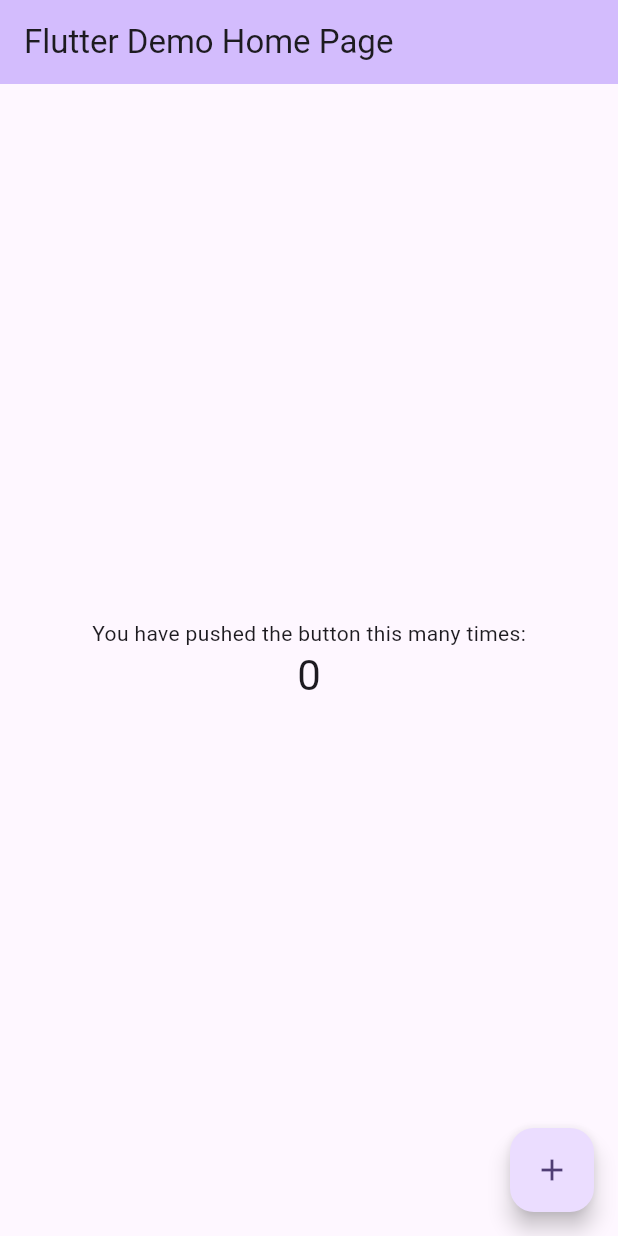
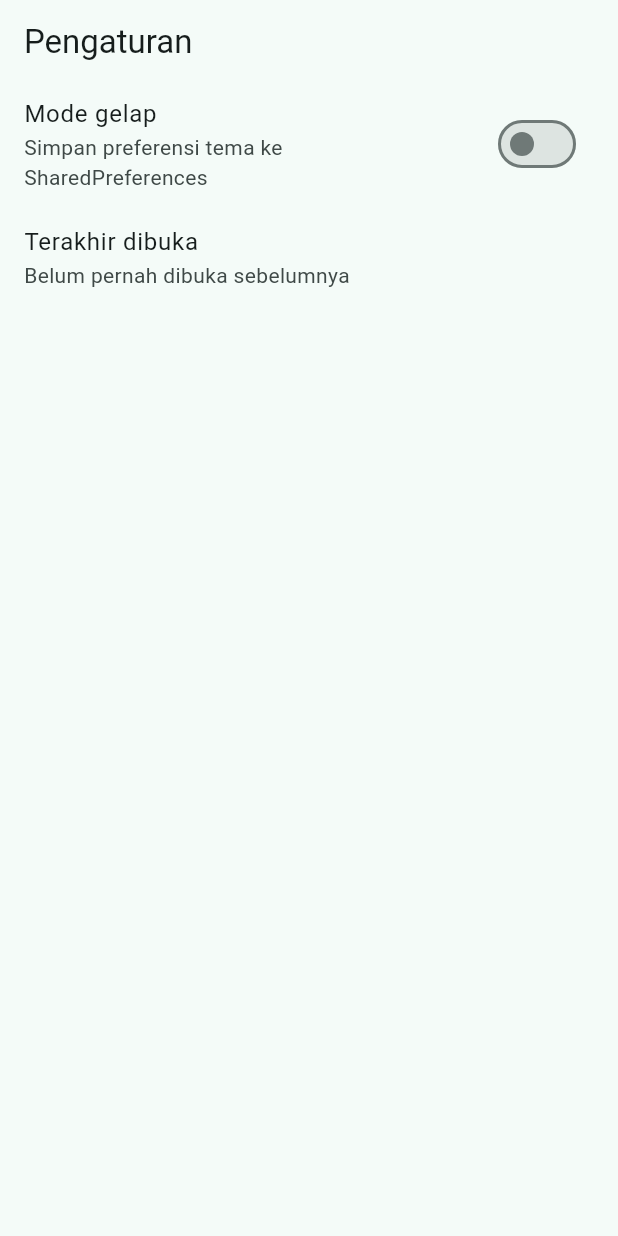
Before and after one commit to laksamanaap/244107020021-mobile-course, a Flutter app: the screen it shows after launch, on a phone screen of 412 x 824 dp. Run offline on Flutter 3.47's test engine with Material 3 defaults, Android fonts, the phone set to English and light mode, and no system bars; our stand-ins replace audioplayers, camera, flutter_map, flutter_riverpod, geolocator, google_fonts and 2 more; missing offline and left inert: gal.

Commit message:
feat(prefs): simpan tema dan waktu terakhir dibuka
Co-authored-by: Cursor <cursoragent@cursor.com>

```diff
--- a/week5_offline_notes/lib/main.dart
+++ b/week5_offline_notes/lib/main.dart
@@ -1,122 +1,47 @@
 import 'package:flutter/material.dart';
+import 'package:flutter_riverpod/flutter_riverpod.dart';
+import 'package:shared_preferences/shared_preferences.dart';
 
-void main() {
-  runApp(const MyApp());
+import 'data/prefs.dart';
+import 'pages/settings_page.dart';
+import 'providers/prefs_providers.dart';
+
+Future<void> main() async {
+  WidgetsFlutterBinding.ensureInitialized();
+  final prefs = await SharedPreferences.getInstance();
+
+  runApp(
+    ProviderScope(
+      overrides: [
+        prefsRepositoryProvider.overrideWithValue(PrefsRepository(prefs)),
+      ],
+      child: const OfflineNotesApp(),
+    ),
+  );
 }
 
-class MyApp extends StatelessWidget {
-  const MyApp({super.key});
+class OfflineNotesApp extends ConsumerWidget {
+  const OfflineNotesApp({super.key});
 
-  // This widget is the root of your application.
   @override
-  Widget build(BuildContext context) {
+  Widget build(BuildContext context, WidgetRef ref) {
+    final darkMode = ref.watch(darkModeProvider);
+
     return MaterialApp(
-      title: 'Flutter Demo',
+      title: 'Week 5 Offline Notes',
       theme: ThemeData(
-        // This is the theme of your application.
-        //
-        // TRY THIS: Try running your application with "flutter run". You'll see
-        // the application has a purple toolbar. Then, without quitting the app,
-        // try changing the seedColor in the colorScheme below to Colors.green
-        // and then invoke "hot reload" (save your changes or press the "hot
-        // reload" button in a Flutter-supported IDE, or press "r" if you used
-        // the command line to start the app).
-        //
-        // Notice that the counter didn't reset back to zero; the application
-        // state is not lost during the reload. To reset the state, use hot
-        // restart instead.
-        //
-        // This works for code too, not just values: Most code changes can be
-        // tested with just a hot reload.
-        colorScheme: .fromSeed(seedColor: Colors.deepPurple),
+        colorScheme: ColorScheme.fromSeed(seedColor: Colors.teal),
+        useMaterial3: true,
       ),
-      home: const MyHomePage(title: 'Flutter Demo Home Page'),
+      darkTheme: ThemeData(
+        colorScheme: ColorScheme.fromSeed(
+          seedColor: Colors.teal,
+          brightness: Brightness.dark,
+        ),
+        useMaterial3: true,
+      ),
+      themeMode: (darkMode.value ?? false) ? ThemeMode.dark : ThemeMode.light,
+      home: const SettingsPage(),
     );
   }
 }
-
-class MyHomePage extends StatefulWidget {
-  const MyHomePage({super.key, required this.title});
-
-  // This widget is the home page of your application. It is stateful, meaning
-  // that it has a State object (defined below) that contains fields that affect
-  // how it looks.
-
-  // This class is the configuration for the state. It holds the values (in this
-  // case the title) provided by the parent (in this case the App widget) and
-  // used by the build method of the State. Fields in a Widget subclass are
-  // always marked "final".
-
-  final String title;
-
-  @override
-  State<MyHomePage> createState() => _MyHomePageState();
-}
-
-class _MyHomePageState extends State<MyHomePage> {
-  int _counter = 0;
-
-  void _incrementCounter() {
-    setState(() {
-      // This call to setState tells the Flutter framework that something has
-      // changed in this State, which causes it to rerun the build method below
-      // so that the display can reflect the updated values. If we changed
-      // _counter without calling setState(), then the build method would not be
-      // called again, and so nothing would appear to happen.
-      _counter++;
-    });
-  }
-
-  @override
-  Widget build(BuildContext context) {
-    // This method is rerun every time setState is called, for instance as done
-    // by the _incrementCounter method above.
-    //
-    // The Flutter framework has been optimized to make rerunning build methods
-    // fast, so that you can just rebuild anything that needs updating rather
-    // than having to individually change instances of widgets.
-    return Scaffold(
-      appBar: AppBar(
-        // TRY THIS: Try changing the color here to a specific color (to
-        // Colors.amber, perhaps?) and trigger a hot reload to see the AppBar
-        // change color while the other colors stay the same.
-        backgroundColor: Theme.of(context).colorScheme.inversePrimary,
-        // Here we take the value from the MyHomePage object that was created by
-        // the App.build method, and use it to set our appbar title.
-        title: Text(widget.title),
-      ),
-      body: Center(
-        // Center is a layout widget. It takes a single child and positions it
-        // in the middle of the parent.
-        child: Column(
-          // Column is also a layout widget. It takes a list of children and
-          // arranges them vertically. By default, it sizes itself to fit its
-          // children horizontally, and tries to be as tall as its parent.
-          //
-          // Column has various properties to control how it sizes itself and
-          // how it positions its children. Here we use mainAxisAlignment to
-          // center the children vertically; the main axis here is the vertical
-          // axis because Columns are vertical (the cross axis would be
-          // horizontal).
-          //
-          // TRY THIS: Invoke "debug painting" (choose the "Toggle Debug Paint"
-          // action in the IDE, or press "p" in the console), to see the
-          // wireframe for each widget.
-          mainAxisAlignment: .center,
-          children: [
-            const Text('You have pushed the button this many times:'),
-            Text(
-              '$_counter',
-              style: Theme.of(context).textTheme.headlineMedium,
-            ),
-          ],
-        ),
-      ),
-      floatingActionButton: FloatingActionButton(
-        onPressed: _incrementCounter,
-        tooltip: 'Increment',
-        child: const Icon(Icons.add),
-      ),
-    );
-  }
-}
--- /dev/null
+++ b/week5_offline_notes/lib/pages/settings_page.dart
@@ -0,0 +1,49 @@
+import 'package:flutter/material.dart';
+import 'package:flutter_riverpod/flutter_riverpod.dart';
+
+import '../providers/prefs_providers.dart';
+
+class SettingsPage extends ConsumerWidget {
+  const SettingsPage({super.key});
+
+  String _formatLastOpened(String? iso) {
+    if (iso == null) return 'Belum pernah dibuka sebelumnya';
+    final dt = DateTime.tryParse(iso);
+    if (dt == null) return iso;
+    return '${dt.day.toString().padLeft(2, '0')}/'
+        '${dt.month.toString().padLeft(2, '0')}/'
+        '${dt.year} '
+        '${dt.hour.toString().padLeft(2, '0')}:'
+        '${dt.minute.toString().padLeft(2, '0')}';
+  }
+
+  @override
+  Widget build(BuildContext context, WidgetRef ref) {
+    final darkMode = ref.watch(darkModeProvider);
+    final lastOpened = ref.watch(lastOpenedProvider);
+
+    return Scaffold(
+      appBar: AppBar(title: const Text('Pengaturan')),
+      body: ListView(
+        children: [
+          SwitchListTile(
+            title: const Text('Mode gelap'),
+            subtitle: const Text('Simpan preferensi tema ke SharedPreferences'),
+            value: darkMode.value ?? false,
+            onChanged: darkMode.isLoading
+                ? null
+                : (_) => ref.read(darkModeProvider.notifier).toggle(),
+          ),
+          ListTile(
+            title: const Text('Terakhir dibuka'),
+            subtitle: lastOpened.when(
+              data: (value) => Text(_formatLastOpened(value)),
+              loading: () => const Text('Memuat...'),
+              error: (e, _) => Text('Gagal: $e'),
+            ),
+          ),
+        ],
+      ),
+    );
+  }
+}
--- /dev/null
+++ b/week5_offline_notes/lib/providers/prefs_providers.dart
@@ -0,0 +1,40 @@
+import 'package:flutter_riverpod/flutter_riverpod.dart';
+
+import '../data/prefs.dart';
+
+final prefsRepositoryProvider = Provider<PrefsRepository>((ref) {
+  throw UnimplementedError(
+    'prefsRepositoryProvider harus di-override di main.dart',
+  );
+});
+
+class DarkModeNotifier extends AsyncNotifier<bool> {
+  @override
+  Future<bool> build() async {
+    return ref.watch(prefsRepositoryProvider).getDarkMode();
+  }
+
+  /// Optimistic update: UI berubah dulu, rollback jika tulis gagal.
+  Future<void> toggle() async {
+    final previous = state.value ?? false;
+    final next = !previous;
+    state = AsyncData(next);
+    try {
+      await ref.read(prefsRepositoryProvider).setDarkMode(next);
+    } catch (_) {
+      state = AsyncData(previous);
+      rethrow;
+    }
+  }
+}
+
+final darkModeProvider =
+    AsyncNotifierProvider<DarkModeNotifier, bool>(DarkModeNotifier.new);
+
+/// Membaca waktu terakhir dibuka (nilai lama), lalu menimpa dengan sekarang.
+final lastOpenedProvider = FutureProvider<String?>((ref) async {
+  final prefs = ref.watch(prefsRepositoryProvider);
+  final previous = prefs.getLastOpened();
+  await prefs.setLastOpened(DateTime.now().toIso8601String());
+  return previous;
+});
```
Also changed, not shown: week5_offline_notes/lib/data/prefs.dart (added, +22 -0 lines), 1 other file.
